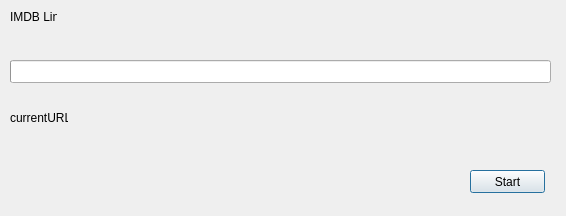
Above: src/controller/ui/scrapeProgress.ui from John-Dilla/imdbScraper before the change. Below: the same form after it.
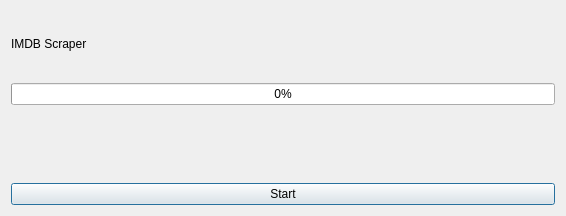
That is the form after the change.

Commit message: Added thread for synching UI with tasks

Patch:
```diff
--- a/src/controller/ui/scrapeProgress.ui
+++ b/src/controller/ui/scrapeProgress.ui
@@ -25,67 +25,48 @@
   <property name="modal">
    <bool>true</bool>
   </property>
+  <layout class="QVBoxLayout" name="verticalLayout">
+   <item>
   <widget class="QLabel" name="label">
-   <property name="geometry">
-    <rect>
-     <x>10</x>
-     <y>10</y>
-     <width>47</width>
-     <height>13</height>
-    </rect>
-   </property>
    <property name="text">
-    <string>IMDB Links</string>
-   </property>
-  </widget>
+      <string>IMDB Scraper</string>
+     </property>
+    </widget>
+   </item>
+   <item>
   <widget class="QProgressBar" name="progressBar">
    <property name="enabled">
     <bool>true</bool>
    </property>
-   <property name="geometry">
-    <rect>
-     <x>10</x>
-     <y>60</y>
-     <width>541</width>
-     <height>23</height>
-    </rect>
-   </property>
    <property name="value">
     <number>0</number>
    </property>
    <property name="textVisible">
-    <bool>false</bool>
+      <bool>true</bool>
    </property>
    <property name="format">
     <string notr="true">%p%</string>
    </property>
   </widget>
+   </item>
+   <item>
+    <widget class="QLabel" name="labelProgress">
+     <property name="text">
+      <string/>
+     </property>
+     <property name="alignment">
+      <set>Qt::AlignLeading|Qt::AlignLeft|Qt::AlignTop</set>
+     </property>
+    </widget>
+   </item>
+   <item>
   <widget class="QPushButton" name="buttonBeginScraping">
-   <property name="geometry">
-    <rect>
-     <x>470</x>
-     <y>170</y>
-     <width>75</width>
-     <height>23</height>
-    </rect>
-   </property>
    <property name="text">
     <string>Start</string>
    </property>
   </widget>
-  <widget class="QLabel" name="label_2">
-   <property name="geometry">
-    <rect>
-     <x>10</x>
-     <y>110</y>
-     <width>58</width>
-     <height>16</height>
-    </rect>
-   </property>
-   <property name="text">
-    <string>currentURL</string>
-   </property>
-  </widget>
+   </item>
+  </layout>
  </widget>
  <resources/>
  <connections/>
```
Lines whose indentation alone changed are shown as unchanged. The commit also changes 2 other files.
